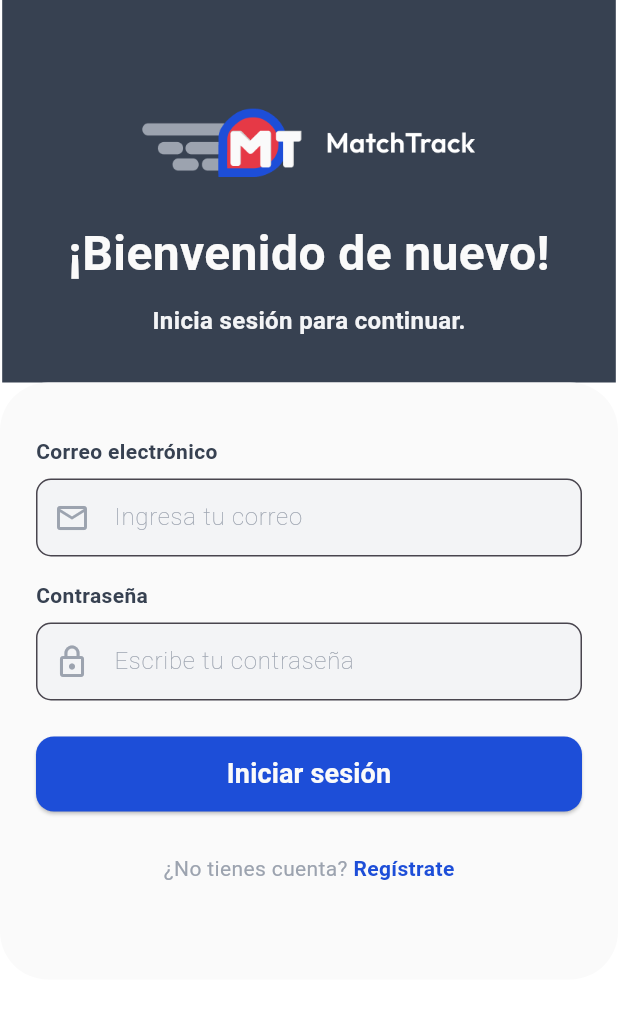
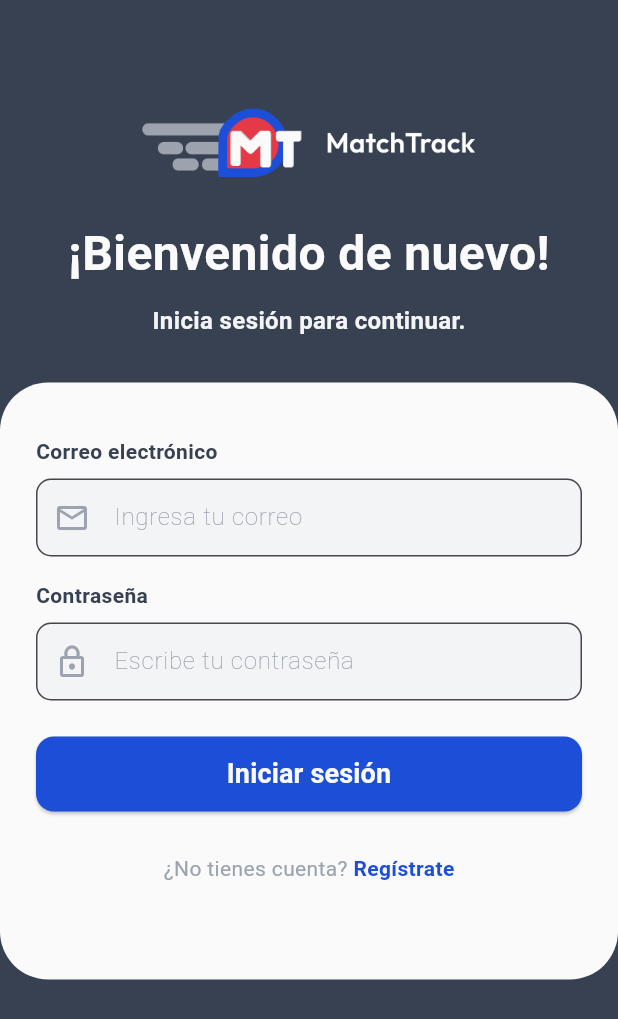
Before and after one commit to yei5/match_track, a Flutter app: the LoginScreen screen opened by its route, on a phone screen of 412 x 824 dp. Shown: the top 1019 px of the screen. Run offline on Flutter 3.47's test engine with Material 3 defaults, Android fonts, the phone set to English and light mode, and no system bars; our stand-ins replace flutter_bloc, flutter_dotenv, supabase_flutter; accounts and stored records are empty.

Commit message:
correccion ui

```diff
--- a/lib/features/auth/ui/screens/login_screen.dart
+++ b/lib/features/auth/ui/screens/login_screen.dart
@@ -3,6 +3,7 @@ import 'package:flutter_bloc/flutter_bloc.dart';
 import 'package:match_track/features/auth/ui/widgets/login_header.dart';
 import 'package:match_track/features/auth/ui/widgets/login_form.dart';
 import 'package:match_track/features/auth/ui/bloc/login_bloc.dart';
+import 'package:match_track/core/presentation/app_theme.dart';
 
 class LoginScreen extends StatelessWidget {
   const LoginScreen({super.key});
@@ -11,11 +12,11 @@ class LoginScreen extends StatelessWidget {
   Widget build(BuildContext context) {
     return BlocProvider(
       create: (_) => LoginBloc(),
-      child: const Scaffold(
-        backgroundColor: Colors.white,
+      child: Scaffold(
+        backgroundColor: AppColors.darkText,
         body: SafeArea(
           child: SingleChildScrollView(
-            child: Column(children: [LoginHeader(), LoginForm()]),
+            child: Column(children: const [LoginHeader(), LoginForm()]),
           ),
         ),
       ),
```
